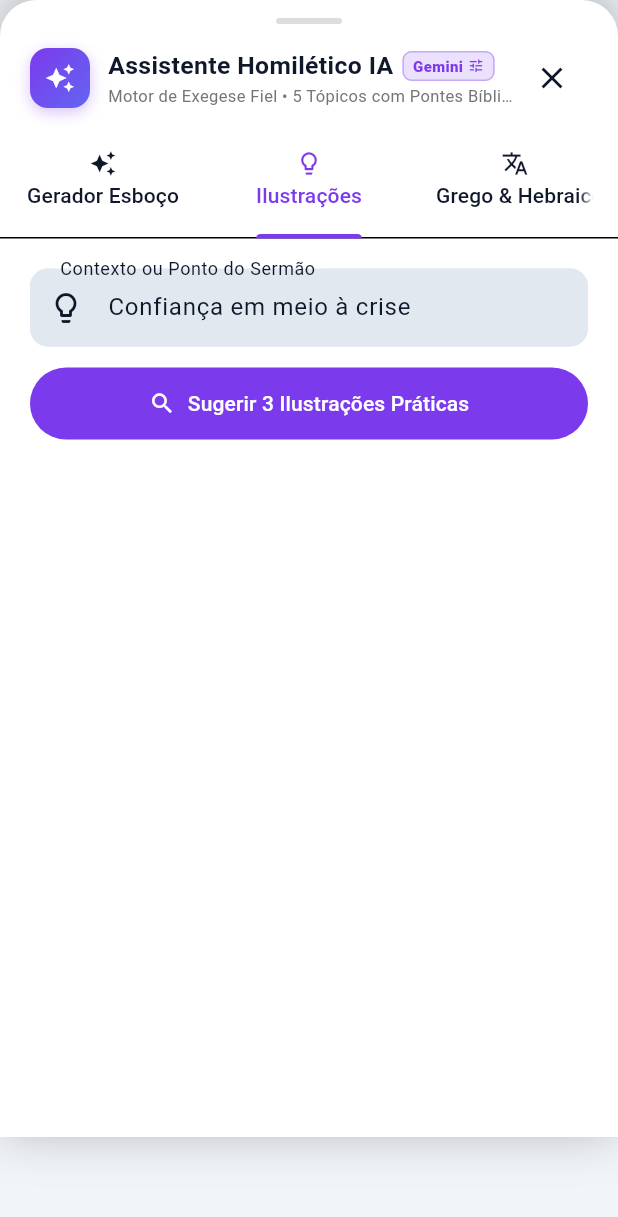
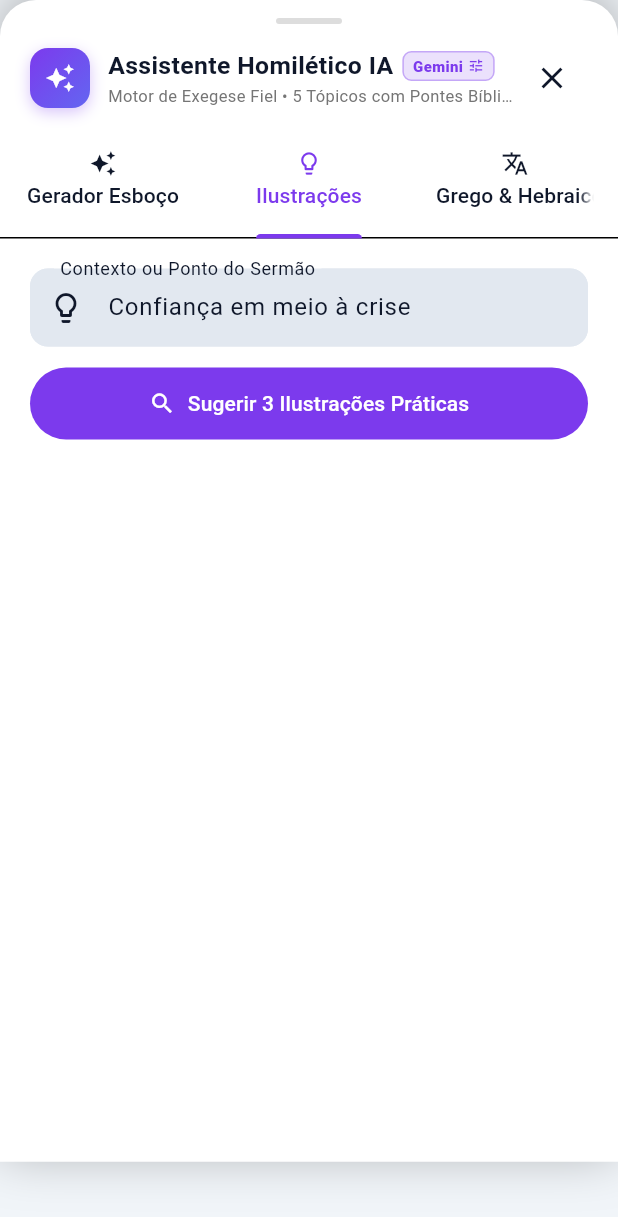
Before and after one commit to AmaralCarlosLuiz/App_Pregador, a Flutter app: the AiAssistantSheet widget shown alone on an empty page, opened directly, tab 2 chosen, on a phone screen of 412 x 824 dp. Shown: the top 1217 px of the screen. Run offline on Flutter 3.47's test engine with Material 3 defaults, Android fonts, the phone set to English and light mode, and no system bars; our stand-ins replace flutter_markdown, flutter_riverpod, pdf, printing, share_plus, shared_preferences and 2 more; missing offline and left inert: dart:html; accounts and stored records are empty.

Commit message:
fix(core): performance 0ms, perfil e esboco persistencia total, teclado ios e gemini ia

```diff
--- a/lib/core/services/gemini_homiletics_agent.dart
+++ b/lib/core/services/gemini_homiletics_agent.dart
@@ -278,8 +278,8 @@ REGRAS OBRIGATÓRIAS:
         lowerRef.contains('mateus 27') ||
         (lowerRef.contains('mateus') && lowerTheme.contains('salmo'))) {
       return GeneratedOutlineResult(
-        title: 'A Cruz Profetizada e Consumada: O Salmo 22 no Calvário',
-        biblicalReference: 'Salmos 22:1-31 & Mateus 27:35-50',
+        title: theme.trim().isNotEmpty ? theme.trim() : 'A Cruz Profetizada e Consumada: O Salmo 22 no Calvário',
+        biblicalReference: biblicalReference.trim().isNotEmpty ? biblicalReference.trim() : 'Salmos 22:1-31 & Mateus 27:35-50',
         sermonType: sermonType,
         historicalContext:
             'Composto pelo rei Davi mil anos antes de Cristo, o Salmo 22 descreve com precisão cirúrgica '
--- a/lib/presentation/ai_assistant/ai_assistant_sheet.dart
+++ b/lib/presentation/ai_assistant/ai_assistant_sheet.dart
@@ -220,14 +220,18 @@ class _AiAssistantSheetState extends ConsumerState<AiAssistantSheet> {
     }
   }
 
-  void _openInEditor(GeneratedOutlineResult outline) {
+  void _openInEditor(GeneratedOutlineResult outline) async {
     final sermon = outline.toSermon();
+    await ref.read(sermonRepositoryProvider).saveSermon(sermon);
+    await ref.read(sermonListProvider.notifier).loadSermons();
+    if (mounted) {
       Navigator.pop(context);
       Navigator.of(context).push(
         MaterialPageRoute(
           builder: (_) => SermonEditorScreen(initialSermon: sermon),
         ),
       );
+    }
   }
 
   @override
@@ -237,14 +241,10 @@ class _AiAssistantSheetState extends ConsumerState<AiAssistantSheet> {
     final mediaQuery = MediaQuery.of(context);
     final bottomInset = mediaQuery.viewInsets.bottom;
     final availableHeight = mediaQuery.size.height - mediaQuery.padding.top;
-    final sheetHeight = bottomInset > 0
-        ? (availableHeight - bottomInset)
-        : (availableHeight * 0.92);
+    final sheetHeight = availableHeight * 0.94;
 
-    return AnimatedPadding(
+    return Padding(
       padding: EdgeInsets.only(bottom: bottomInset),
-      duration: const Duration(milliseconds: 180),
-      curve: Curves.easeOut,
       child: SafeArea(
         top: false,
         child: Container(
@@ -451,13 +451,14 @@ class _AiAssistantSheetState extends ConsumerState<AiAssistantSheet> {
             keyboardDismissBehavior: ScrollViewKeyboardDismissBehavior.onDrag,
             padding: EdgeInsets.fromLTRB(20, 16, 20, bottomInset > 0 ? 140 : 32),
             children: [
-              // Sugestões Rápidas de Presets com Teologia Sólida
-              Wrap(
-                spacing: 8,
-                runSpacing: 6,
-                crossAxisAlignment: WrapCrossAlignment.center,
+              // Sugestões Rápidas de Presets em Fita Horizontal Compacta (Sem poluir nem roubar altura)
+              SingleChildScrollView(
+                scrollDirection: Axis.horizontal,
+                physics: const BouncingScrollPhysics(),
+                child: Row(
                   children: [
                     const Text('Sugestões:', style: TextStyle(fontSize: 11, fontWeight: FontWeight.bold, color: Colors.grey)),
+                    const SizedBox(width: 8),
                     ActionChip(
                       visualDensity: VisualDensity.compact,
                       label: const Text('Sl 22 & Cruz (Mateus 27)', style: TextStyle(fontSize: 11, fontWeight: FontWeight.bold)),
@@ -467,16 +468,19 @@ class _AiAssistantSheetState extends ConsumerState<AiAssistantSheet> {
                         'Expositivo',
                       ),
                     ),
+                    const SizedBox(width: 6),
                     ActionChip(
                       visualDensity: VisualDensity.compact,
                       label: const Text('Efésios 2 (Graça Soberana)', style: TextStyle(fontSize: 11)),
                       onPressed: () => _applyPreset('Salvos pelo Mérito de Cristo', 'Efésios 2:1-10', 'Expositivo'),
                     ),
+                    const SizedBox(width: 6),
                     ActionChip(
                       visualDensity: VisualDensity.compact,
                       label: const Text('Romanos 8 (Amor Inabalável)', style: TextStyle(fontSize: 11)),
                       onPressed: () => _applyPreset('Mais que Vencedores em Cristo', 'Romanos 8:31-39', 'Expositivo'),
                     ),
+                    const SizedBox(width: 6),
                     ActionChip(
                       visualDensity: VisualDensity.compact,
                       label: const Text('Salmos 23 (O Bom Pastor)', style: TextStyle(fontSize: 11)),
@@ -484,13 +488,14 @@ class _AiAssistantSheetState extends ConsumerState<AiAssistantSheet> {
                     ),
                   ],
                 ),
+              ),
               const SizedBox(height: 14),
 
               // Formulário de Entrada com Auto-Scroll no Foco do Teclado
               TextField(
                 controller: _themeCtrl,
                 focusNode: _themeFocusNode,
-                scrollPadding: const EdgeInsets.only(bottom: 240),
+                scrollPadding: const EdgeInsets.only(bottom: 340),
                 decoration: const InputDecoration(
                   labelText: 'Tema ou Ideia Central da Mensagem',
                   hintText: 'Ex: Entre Salmo 22 e a Crucificação de Jesus',
@@ -501,7 +506,7 @@ class _AiAssistantSheetState extends ConsumerState<AiAssistantSheet> {
               TextField(
                 controller: _refCtrl,
                 focusNode: _refFocusNode,
-                scrollPadding: const EdgeInsets.only(bottom: 260),
+                scrollPadding: const EdgeInsets.only(bottom: 360),
                 decoration: const InputDecoration(
                   labelText: 'Texto Bíblico Principal',
                   hintText: 'Ex: Salmos 22 / Mateus 27',
```
Also changed, not shown: lib/presentation/dashboard/dashboard_screen.dart (+10 -6 lines), lib/presentation/editor/sermon_editor_screen.dart (+57 -4 lines), lib/presentation/library/sermon_library_screen.dart (+6 -2 lines), lib/presentation/profile/profile_screen.dart (+12 -1 lines), lib/providers/sermon_editor_provider.dart (+26 -1 lines), lib/repositories/auth_repository.dart (+31 -15 lines), lib/repositories/sermon_repository.dart (+4 -3 lines), 4 other files. Lines whose indentation alone changed are shown as unchanged.
